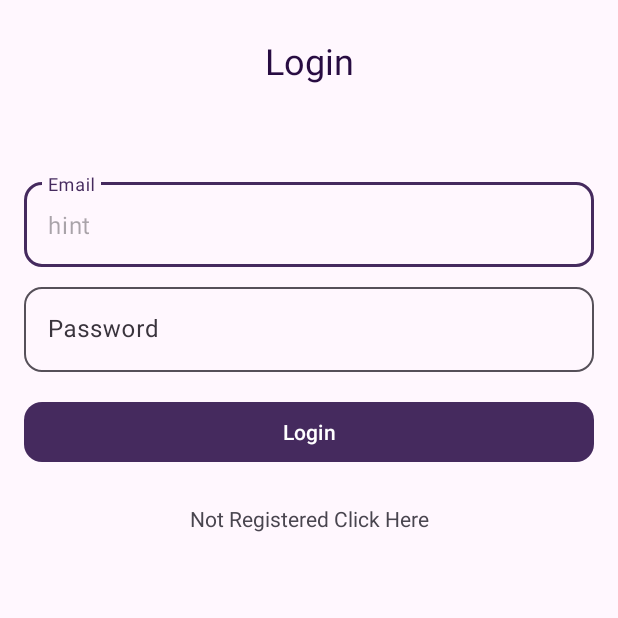
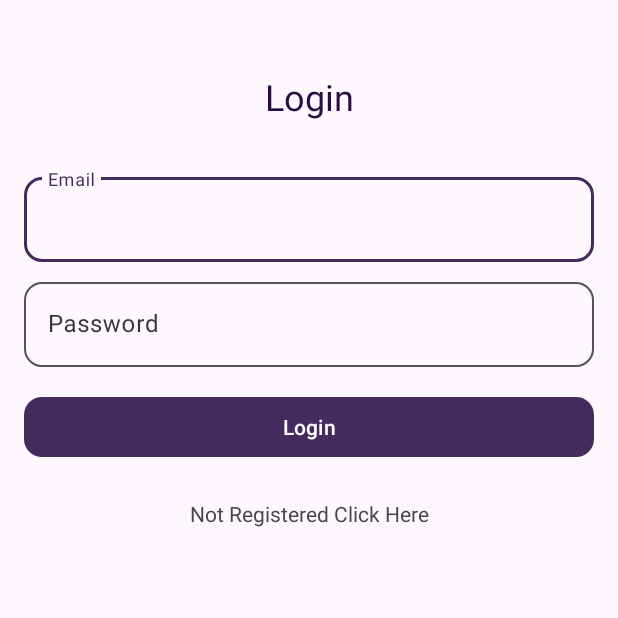
Before and after one commit to ariftuncerr/e-participant, an Android app: the screen it shows after launch (LoginActivity), on a phone screen of 412 x 824 dp, the top half of it. Run offline under Robolectric (Android 15) with nearby library versions, the light colour scheme and no system bars; our stand-ins replace Firebase (no records; nobody signed in at launch, a user with empty details on screens opened directly).

Commit message:
fix(develop): ui missing part fixed

```diff
--- a/app/src/main/res/layout/activity_login.xml
+++ b/app/src/main/res/layout/activity_login.xml
@@ -14,19 +14,18 @@
         android:layout_width="0dp"
         android:layout_height="wrap_content"
         android:layout_marginStart="16dp"
-        android:layout_marginTop="116dp"
+        android:layout_marginTop="32dp"
         android:layout_marginEnd="16dp"
         android:hint="Email"
         app:layout_constraintEnd_toEndOf="parent"
         app:layout_constraintHorizontal_bias="0.0"
         app:layout_constraintStart_toStartOf="parent"
-        app:layout_constraintTop_toTopOf="parent">
+        app:layout_constraintTop_toBottomOf="@+id/loginTxt">
 
         <com.google.android.material.textfield.TextInputEditText
             android:id="@+id/emailEditTxt"
             android:layout_width="match_parent"
-            android:layout_height="wrap_content"
-            android:hint="hint" />
+            android:layout_height="wrap_content" />
     </com.google.android.material.textfield.TextInputLayout>
 
     <com.google.android.material.textfield.TextInputLayout
@@ -67,7 +66,7 @@
         android:id="@+id/loginTxt"
         android:layout_width="wrap_content"
         android:layout_height="wrap_content"
-        android:layout_marginTop="24dp"
+        android:layout_marginTop="48dp"
         android:text="Login"
         android:textColor="@color/md_theme_onPrimaryFixed"
         android:textSize="24sp"
```
